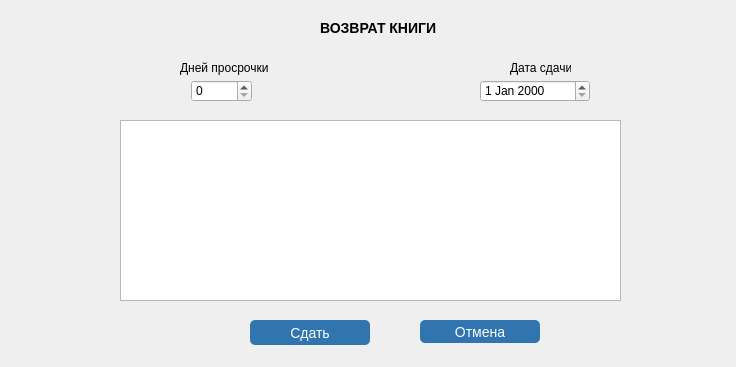
The window that return_book/return_book.ui (vladislavvasyukov/library) describes before a commit, drawn with Qt 5.
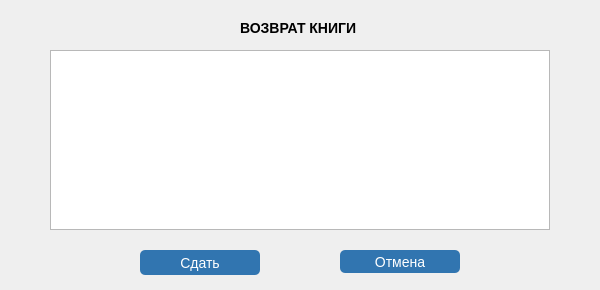
The same window after the commit.

What changed in the file:
```diff
--- a/return_book/return_book.ui
+++ b/return_book/return_book.ui
@@ -6,8 +6,8 @@
    <rect>
     <x>0</x>
     <y>0</y>
-    <width>736</width>
-    <height>367</height>
+    <width>600</width>
+    <height>290</height>
    </rect>
   </property>
   <property name="windowTitle">
@@ -36,9 +36,9 @@
   <widget class="QLabel" name="label">
    <property name="geometry">
     <rect>
-     <x>320</x>
+     <x>240</x>
      <y>20</y>
-     <width>121</width>
+     <width>125</width>
      <height>16</height>
     </rect>
    </property>
@@ -53,18 +53,18 @@
   <widget class="QTableView" name="tableView">
    <property name="geometry">
     <rect>
-     <x>120</x>
-     <y>120</y>
-     <width>501</width>
-     <height>181</height>
+     <x>50</x>
+     <y>50</y>
+     <width>500</width>
+     <height>180</height>
     </rect>
    </property>
   </widget>
   <widget class="QPushButton" name="pushButton">
    <property name="geometry">
     <rect>
-     <x>250</x>
-     <y>320</y>
+     <x>140</x>
+     <y>250</y>
      <width>120</width>
      <height>25</height>
     </rect>
@@ -79,8 +79,8 @@
   <widget class="QPushButton" name="pushButton_2">
    <property name="geometry">
     <rect>
-     <x>420</x>
-     <y>320</y>
+     <x>340</x>
+     <y>250</y>
      <width>120</width>
      <height>23</height>
     </rect>
@@ -92,52 +92,6 @@
     <string>Отмена</string>
    </property>
   </widget>
-  <widget class="QDateEdit" name="dateEdit">
-   <property name="geometry">
-    <rect>
-     <x>480</x>
-     <y>80</y>
-     <width>110</width>
-     <height>22</height>
-    </rect>
-   </property>
-  </widget>
-  <widget class="QLabel" name="label_2">
-   <property name="geometry">
-    <rect>
-     <x>510</x>
-     <y>60</y>
-     <width>61</width>
-     <height>16</height>
-    </rect>
-   </property>
-   <property name="text">
-    <string>Дата сдачи</string>
-   </property>
-  </widget>
-  <widget class="QLabel" name="label_3">
-   <property name="geometry">
-    <rect>
-     <x>180</x>
-     <y>60</y>
-     <width>91</width>
-     <height>16</height>
-    </rect>
-   </property>
-   <property name="text">
-    <string>Дней просрочки</string>
-   </property>
-  </widget>
-  <widget class="QSpinBox" name="spinBox">
-   <property name="geometry">
-    <rect>
-     <x>191</x>
-     <y>80</y>
-     <width>61</width>
-     <height>22</height>
-    </rect>
-   </property>
-  </widget>
  </widget>
  <resources/>
  <connections/>
```
Left out of the diff: 3 changed lines with no effect on the pictures.
